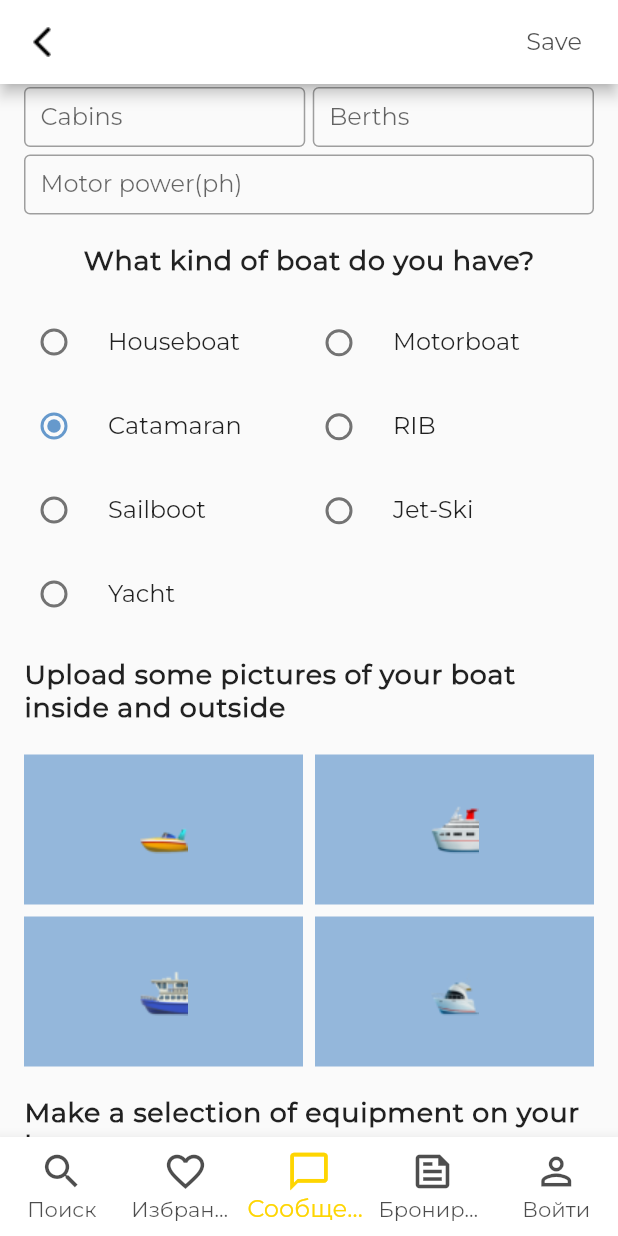
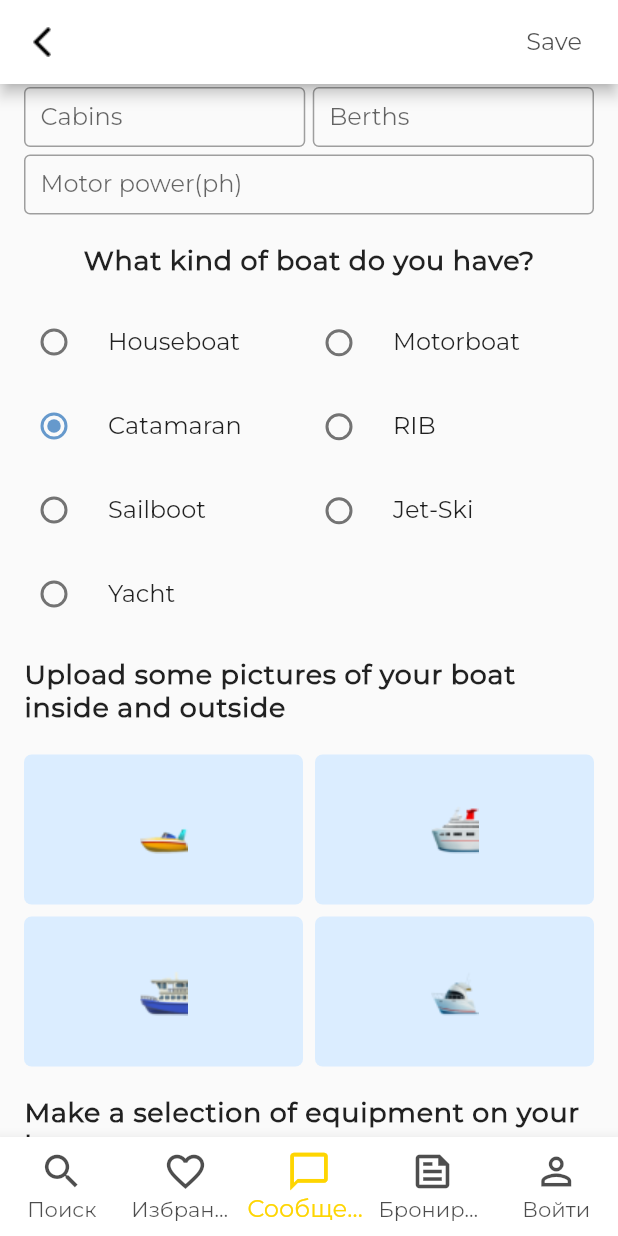
Before and after one commit to moran020/rent_my_boat, a Flutter app: the MainScreenBottomMenu screen opened by its route, item 3 of the bottom bar chosen, scrolled down 576 dp, on a phone screen of 412 x 824 dp. Run offline on Flutter 3.47's test engine with Material 2 defaults, Android fonts, the phone set to English and light mode, and no system bars; our stand-ins replace carousel_slider, firebase_core, shared_preferences, table_calendar; accounts and stored records are empty; generated files the repository leaves out were written again; network calls fail.

Commit message:
added borderRadius to owner form
Signed-off-by: Ekaterina Medvedeva <e.v.medvedeva.1996@yandex.ru>

```diff
--- a/lib/data/colors.dart
+++ b/lib/data/colors.dart
@@ -7,3 +7,4 @@ Color inactiveButton = Color.fromRGBO(219, 219, 219, 1);
 Color todaysDate = Color.fromRGBO(254, 213, 1, 1);
 Color selectedDate = Color.fromRGBO(254, 213, 1, 0.7);
 Color basicText = Color.fromARGB(177, 0, 0, 0);
+Color photoBackground = Color.fromRGBO(219, 237, 255, 1);
--- a/lib/screens/owner_form.dart
+++ b/lib/screens/owner_form.dart
@@ -69,6 +69,8 @@ class FormState extends State {
 
   @override
   Widget build(BuildContext context) {
+    double width = MediaQuery.of(context).size.width;
+    print(width);
     var tr = AppLocalizations.of(context)!;
     return Scaffold(
         appBar: AppBar(
@@ -980,16 +982,17 @@ class Images extends StatelessWidget {
 
   @override
   Widget build(BuildContext context) {
-    return Container(
-      width: double.infinity,
-      child: Column(
+    return Column(
       children: [
         Row(
           children: [
             Expanded(
               child: Container(
+                decoration: BoxDecoration(
+                  borderRadius: BorderRadius.circular(5),
+                  color: photoBackground,
+                ),
                 height: 100,
-                  color: pressedButton,
                 child: IconButton(
                     icon: Image.asset('assets/icons/speedboat.png'),
                     onPressed: (() {})),
@@ -1001,7 +1004,10 @@ class Images extends StatelessWidget {
             Expanded(
               child: Container(
                 height: 100,
-                  color: pressedButton,
+                decoration: BoxDecoration(
+                  borderRadius: BorderRadius.circular(5),
+                  color: photoBackground,
+                ),
                 child: IconButton(
                     icon: Image.asset('assets/icons/ship.png'),
                     onPressed: (() {})),
@@ -1017,7 +1023,10 @@ class Images extends StatelessWidget {
             Expanded(
               child: Container(
                 height: 100,
-                  color: pressedButton,
+                decoration: BoxDecoration(
+                  borderRadius: BorderRadius.circular(5),
+                  color: photoBackground,
+                ),
                 child: IconButton(
                     icon: Image.asset('assets/icons/ferry.png'),
                     onPressed: (() {})),
@@ -1029,7 +1038,10 @@ class Images extends StatelessWidget {
             Expanded(
               child: Container(
                 height: 100,
-                  color: pressedButton,
+                decoration: BoxDecoration(
+                  borderRadius: BorderRadius.circular(5),
+                  color: photoBackground,
+                ),
                 child: IconButton(
                     icon: Image.asset('assets/icons/motor_boat.png'),
                     onPressed: (() {})),
@@ -1038,7 +1050,6 @@ class Images extends StatelessWidget {
           ],
         )
       ],
-      ),
     );
   }
 }
```
Lines whose indentation alone changed are shown as unchanged.
